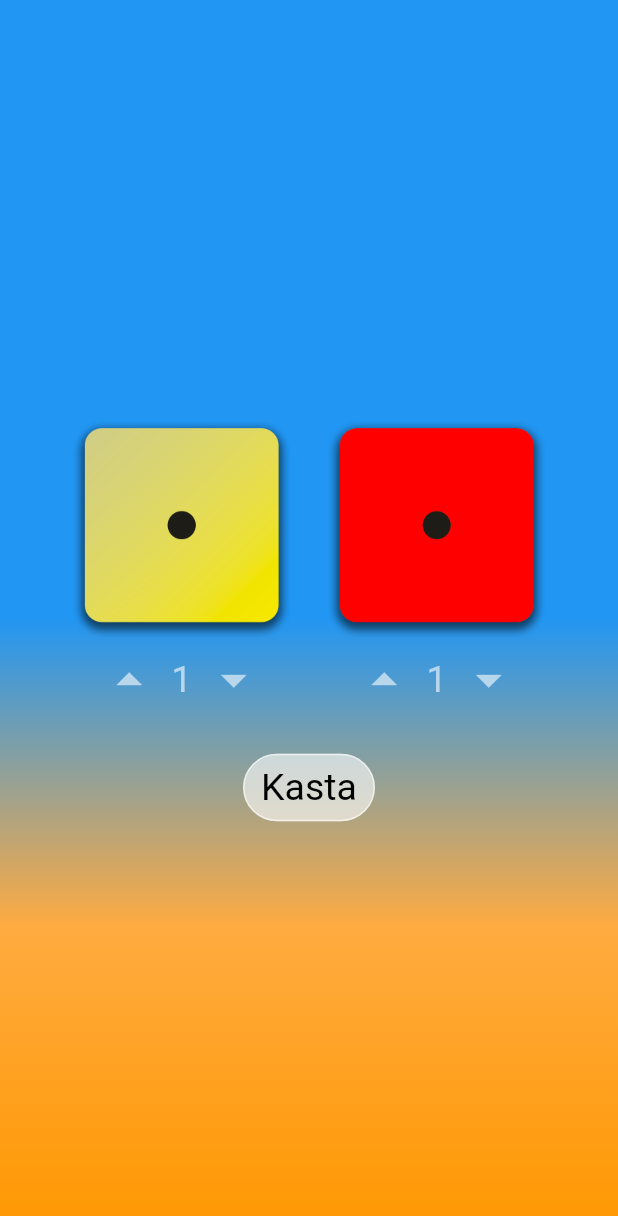
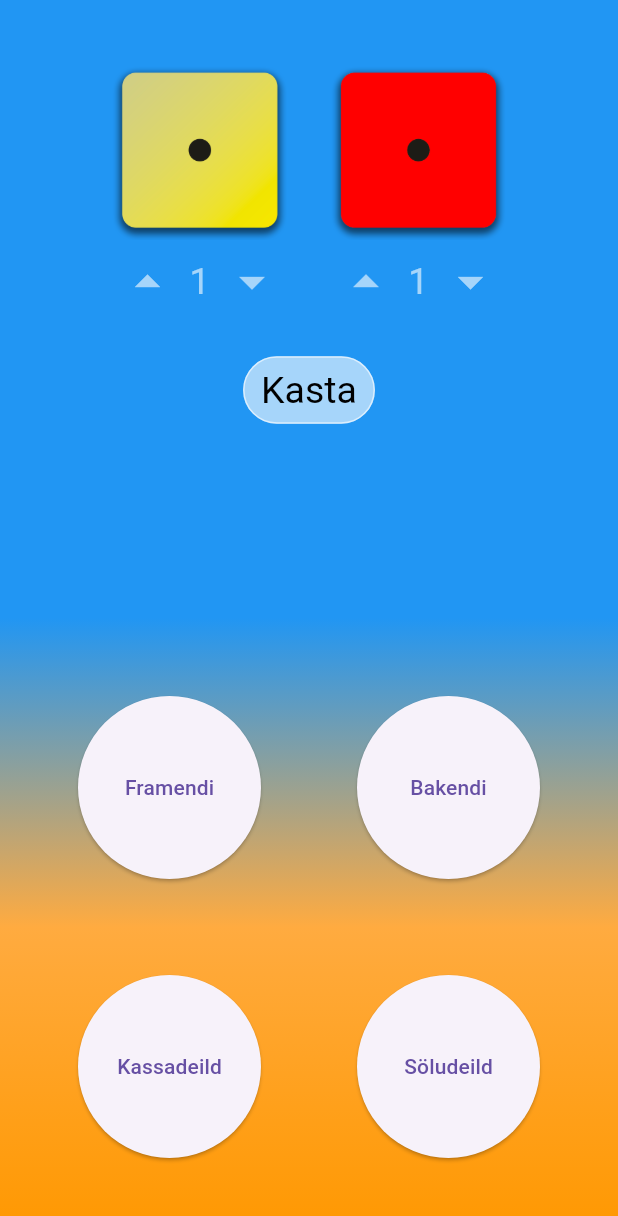
Before and after one commit to TomasGudna/lokaverkntv, a Flutter app: the screen it shows after launch, on a phone screen of 412 x 824 dp. Shown: the top 1216 px of the screen. Run offline on Flutter 3.47's test engine with Material 3 defaults, Android fonts, the phone set to English and light mode, and no system bars.

Commit message:
meiri teningar og vinna í vitnum
bætti við græna og bláa teninga og breytti til í diceroller og vitni

```diff
--- a/lib/Vitni.dart
+++ b/lib/Vitni.dart
@@ -12,25 +12,25 @@ class _Vitni extends State<Vitni> {
 
   @override
   Widget build(BuildContext context) {
-    return Scaffold(
-      body: Center(
+    return Container(
       child: Column(
-          mainAxisAlignment: MainAxisAlignment.center,
             children: [
               GridView.count(
                 crossAxisCount: 2,
+                padding: EdgeInsets.symmetric(vertical: 20,horizontal: 20),
                 shrinkWrap: true,
                 children: [
-                CustomButton(
+                  VitniTakki(
                     buttonText: 'Framendi',
                     onPressed: () {
                       setState(() {
                         selectedButton = 'Framendi';
+                        selectedOptions = List<bool>.filled(3, false);
                       });
                       _showOptions(context);
                     },
                   ),
-                CustomButton(
+                  VitniTakki(
                     buttonText: 'Bakendi',
                     onPressed: () {
                       setState(() {
@@ -40,7 +40,7 @@ class _Vitni extends State<Vitni> {
                       _showOptions(context);
                     },
                   ),
-                CustomButton(
+                  VitniTakki(
                     buttonText: 'Kassadeild',
                     onPressed: () {
                       setState(() {
@@ -50,7 +50,7 @@ class _Vitni extends State<Vitni> {
                       _showOptions(context);
                     },
                   ),
-                CustomButton(
+                  VitniTakki(
                     buttonText: 'Söludeild',
                     onPressed: () {
                       setState(() {
@@ -64,8 +64,8 @@ class _Vitni extends State<Vitni> {
               ),
             ],
           ),
-      ),
     );
+
   }
 
   void _showOptions(BuildContext context) {
@@ -116,35 +116,28 @@ class _Vitni extends State<Vitni> {
   }
 
   final Map<String, List<String>> buttonOptions = {
-    'Framendi': [
-      'Arnar',
-      'Þröstur',
-      'Engilbert',
-    ],
+    'Framendi': ['Arnar', 'Þröstur', 'Engilbert'],
     'Bakendi': ['Grímur', 'Marzúk', 'Fannar'],
     'Kassadeild': ['Tómas', 'Þór', 'Kormákur', 'Sveinn'],
     'Söludeild': ['Sara', 'Federica', 'Gunnar'],
   };
 }
 
-class CustomButton extends StatelessWidget {
+class VitniTakki extends StatelessWidget {
   final String buttonText;
   final VoidCallback onPressed;
 
-  CustomButton({required this.buttonText, required this.onPressed});
+  VitniTakki({required this.buttonText, required this.onPressed});
 
   @override
   Widget build(BuildContext context) {
     return Padding(
-      padding: const EdgeInsets.all(34.0),
-      child: SizedBox(
-        width: 50, // Adjust the width as needed
-        height: 50, // Adjust the height as needed
+      padding: const EdgeInsets.all(32.0),
       child: ElevatedButton(
           onPressed: onPressed,
           child: Text(buttonText),
         ),
-      ),
       );
+
   }
 }
--- /dev/null
+++ b/lib/dice_roll_screen.dart
@@ -0,0 +1,2 @@
+import 'package:flutter/material.dart';
+import 'dice_roller.dart';
--- a/lib/dice_roller.dart
+++ b/lib/dice_roller.dart
@@ -1,5 +1,6 @@
 import 'dart:math';
 import 'package:flutter/material.dart';
+import 'package:lokaverk/Vitni.dart';
 
 final randomizer = Random();
 
@@ -23,8 +24,9 @@ class _DiceRollerState extends State<DiceRoller> {
 
   @override
   Widget build(BuildContext context) {
-    return Column(
-      mainAxisSize: MainAxisSize.min,
+    return Container(
+      margin: EdgeInsets.all(40),
+      child: Column(
         children: [
           Row(
             mainAxisAlignment: MainAxisAlignment.center,
@@ -33,7 +35,7 @@ class _DiceRollerState extends State<DiceRoller> {
                 children: [
                   Image.asset(
                     "assets/images/dice-$currentDiceRoll.png",
-                  width: 150,
+                    width: 120,
                   ),
                   Row(
                     children: [
@@ -79,7 +81,7 @@ class _DiceRollerState extends State<DiceRoller> {
                 children: [
                   Image.asset(
                     "assets/images/reddice-$currentDiceRoll2.png",
-                  width: 150,
+                    width: 120,
                   ),
                   Row(
                     children: [
@@ -139,6 +141,7 @@ class _DiceRollerState extends State<DiceRoller> {
             ),
           ),
         ],
+      ),
     );
   }
 }
--- a/lib/gradientContainerRGBY.dart
+++ b/lib/gradientContainerRGBY.dart
@@ -32,17 +32,22 @@ class GradientContainerRGBY extends StatelessWidget {
           end: Alignment.bottomCenter,
         ),
       ),
-      child: const Column(
-        mainAxisAlignment: MainAxisAlignment.center,
-        children: [
-
-          DiceRoller(), // Add DiceRoller widget
-
-        ],
+      child: Column(
+      children: [
+        Expanded(
+            child: DiceRoller(),
+          ),
+        Expanded(
+            child: Vitni(),
+        ),
+      ],
       ),
     );
   }
 }
+
+
+
 
 /*
 class GradientContainerRGBY extends StatelessWidget {
```
Also changed, not shown: pubspec.yaml (+12 -0 lines), assets/images/bluedice-1.png (added), assets/images/bluedice-2.png (added), assets/images/bluedice-3.png (added), assets/images/bluedice-4.png (added), assets/images/bluedice-5.png (added), assets/images/bluedice-6.png (added), assets/images/greendice-1.png (added), assets/images/greendice-2.png (added), assets/images/greendice-3.png (added), assets/images/greendice-4.png (added), assets/images/greendice-5.png (added), assets/images/greendice-6.png (added). Lines whose indentation alone changed are shown as unchanged.
